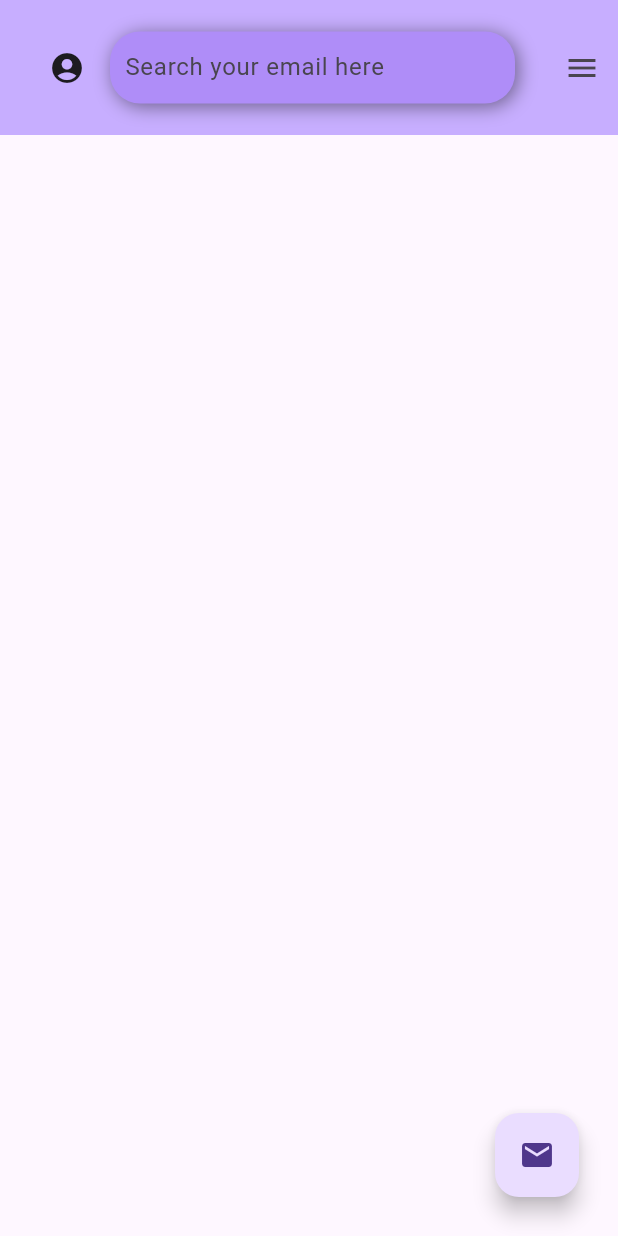
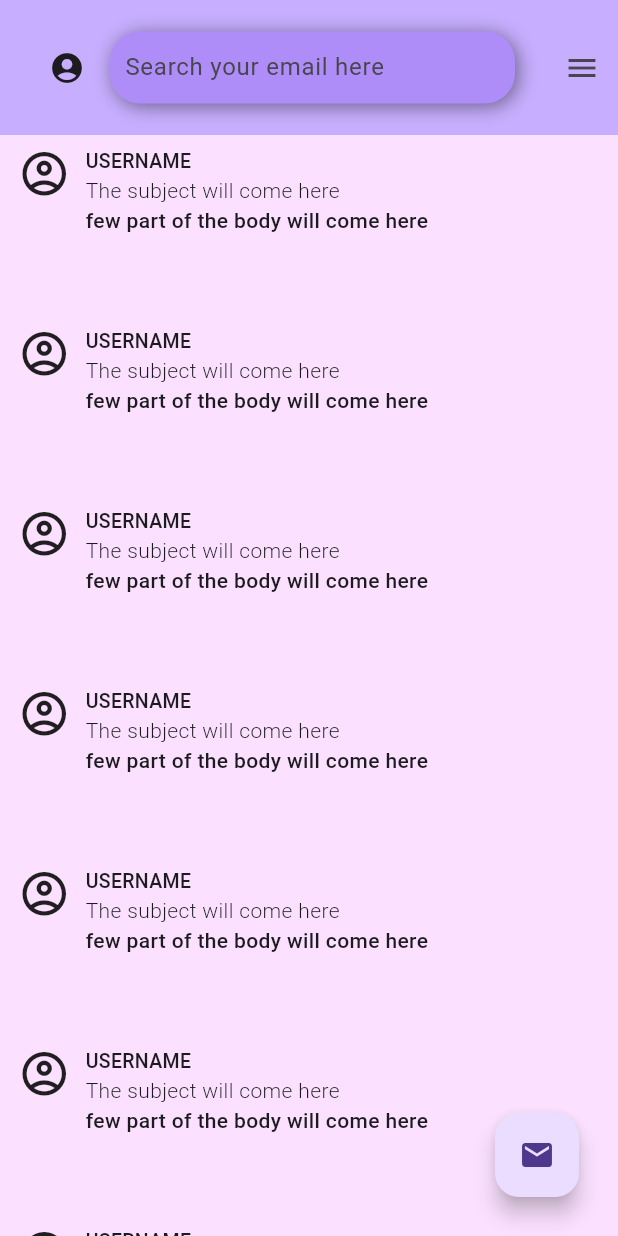
Before and after one commit to shaurya244/mail, a Flutter app: the Inbox screen opened directly, on a phone screen of 412 x 824 dp. Run offline on Flutter 3.47's test engine with Material 3 defaults, Android fonts, the phone set to English and light mode, and no system bars; our stand-ins replace flutter_dotenv; missing offline and left inert: enough_mail.

Commit message:
small email viewer created

```diff
--- a/analysis_options.yaml
+++ b/analysis_options.yaml
@@ -10,7 +10,9 @@
 analyzer:
   errors:
     avoid_print: ignore
+    avoid_unnecessary_containers: ignore
     prefer_const_constructors: ignore
+    prefer_const_literals_to_create_immutables: ignore
     unnecessary_brace_in_string_interps: ignore
 include: package:flutter_lints/flutter.yaml
 
--- /dev/null
+++ b/lib/emailbox.dart
@@ -0,0 +1,49 @@
+import 'package:flutter/material.dart';
+
+class emailviewer extends StatefulWidget {
+  const emailviewer({super.key});
+
+  @override
+  State<emailviewer> createState() => _emailviewerState();
+}
+
+class _emailviewerState extends State<emailviewer> {
+  @override
+  Widget build(BuildContext context) {
+    return Row(
+
+      children: [Expanded(
+        child:Container(
+          decoration: BoxDecoration(color: Color.fromARGB(94, 245, 186, 255)),
+          height: 120,
+          child: Padding(
+            padding: const EdgeInsets.fromLTRB(12,8,8,8),
+            child: Row(
+              crossAxisAlignment: CrossAxisAlignment.start,
+              children: [
+                Icon(Icons.account_circle_outlined,size: 35,),
+                SizedBox(
+                  height: 100,
+                  width: 10,
+                ),
+                Column(
+
+                  crossAxisAlignment: CrossAxisAlignment.start,
+                  children: [
+                    Text("USERNAME",style:TextStyle(fontWeight: FontWeight.w500,fontSize: 13),),
+                    Text("The subject will come here",style: TextStyle(fontWeight: FontWeight.w300),),
+                   Text("few part of the body will come here ",
+                    style: TextStyle(fontWeight: FontWeight.w500),overflow: TextOverflow.ellipsis,softWrap:false,maxLines: 2,)
+
+                  ],
+                )
+
+              ],
+            ),
+          ),
+
+        ),)
+      ],
+    );
+  }
+}
--- a/lib/inbox.dart
+++ b/lib/inbox.dart
@@ -2,6 +2,7 @@
 
 import 'package:flutter/material.dart';
 import 'package:mail/Draft.dart';
+import 'package:mail/emailbox.dart';
 
 
 class Inbox extends StatelessWidget {
@@ -95,6 +96,7 @@ class Inbox extends StatelessWidget {
           ),
         ),
       ),
+      body:ListView(children: [emailviewer(),emailviewer(),emailviewer(),emailviewer(),emailviewer(),emailviewer(),emailviewer(),emailviewer(),emailviewer()],),
       floatingActionButton: Padding(
         padding: const EdgeInsets.fromLTRB(0, 0, 10, 10),
         child: FloatingActionButton(
```
